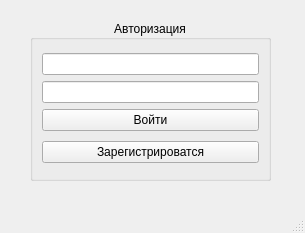
Above: client_interface/mainwindow.ui from vvvver/Tech_prog before the change. Below: the same form after it.
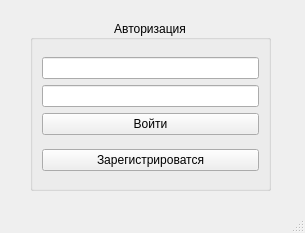
That is the form after the change.

The edit to the form file:
```diff
--- a/client_interface/mainwindow.ui
+++ b/client_interface/mainwindow.ui
@@ -20,7 +20,7 @@
       <x>30</x>
       <y>20</y>
       <width>241</width>
-      <height>161</height>
+      <height>171</height>
      </rect>
     </property>
     <property name="title">
```
